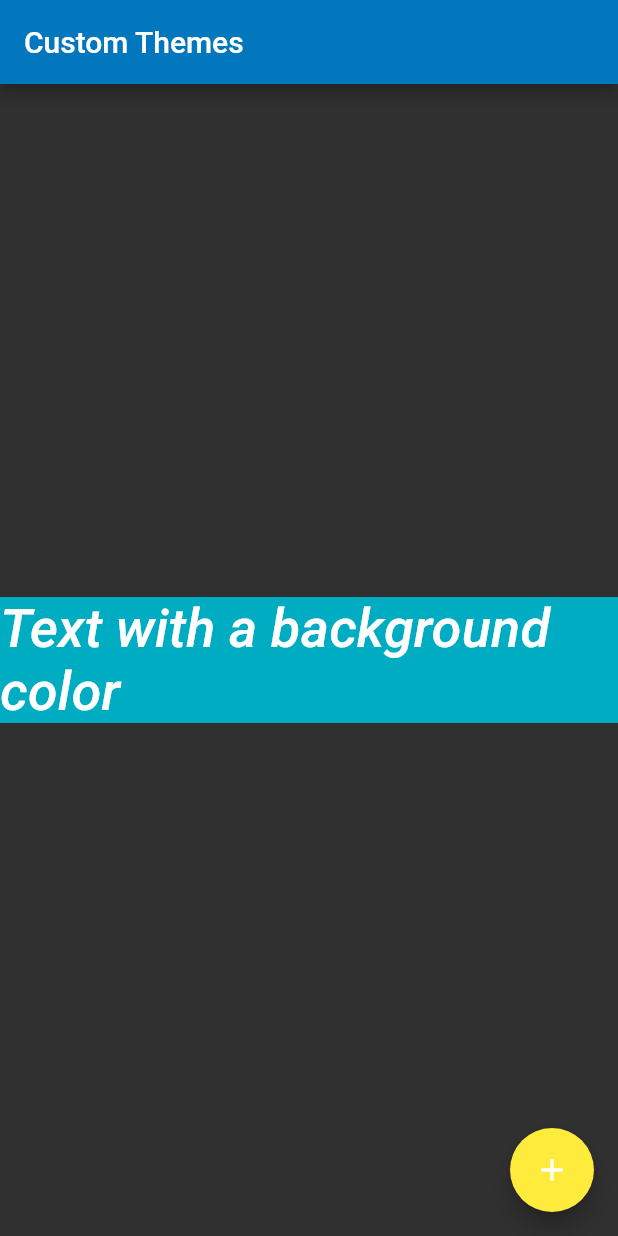
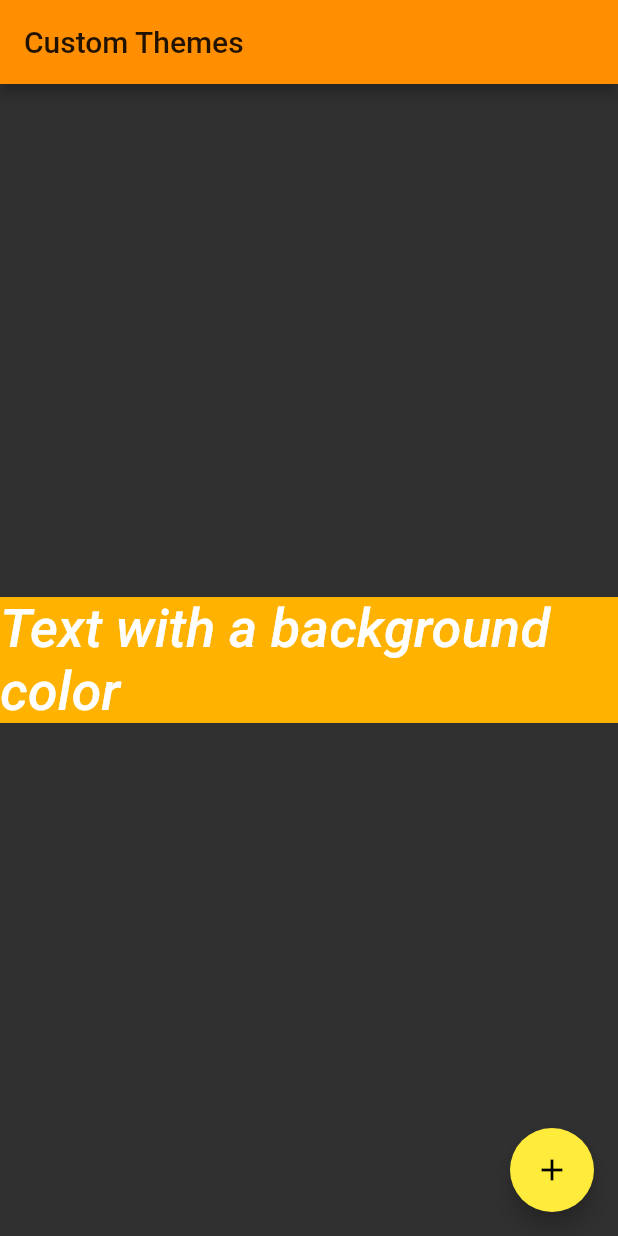
Before and after one commit to vcardona/displaying_snackbars, a Flutter app: the screen it shows after launch, on a phone screen of 412 x 824 dp. Run offline on Flutter 3.47's test engine with Material 2 defaults, Android fonts, the phone set to English and light mode, and no system bars; Roboto replaces fonts that are missing (Montserrat).

```diff
--- a/lib/main.dart
+++ b/lib/main.dart
@@ -15,8 +15,8 @@ class MyApp extends StatelessWidget {
       theme: ThemeData(
         // Define the default Brightness and Colors
         brightness: Brightness.dark,
-        primaryColor: Colors.lightBlue[800],
-        accentColor: Colors.cyan[600],
+        primaryColor: Colors.amber[800],
+        accentColor: Colors.amber[600],
 
         // Define the default Font Family
         fontFamily: 'Montserrat',
```
Also changed, not shown: FlutterThemes.png (added), 1 other file.
